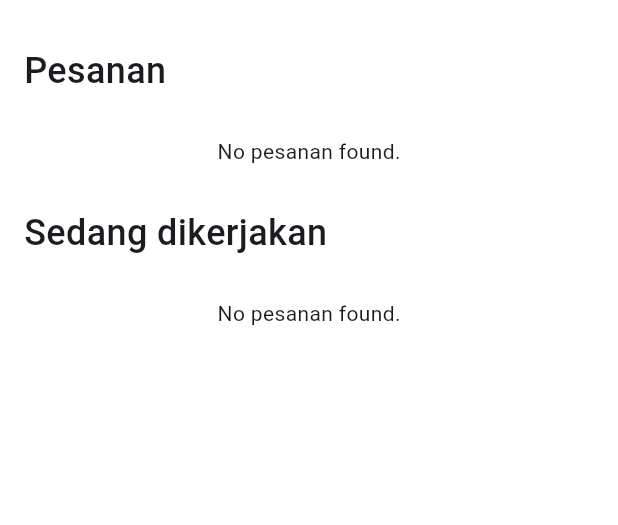
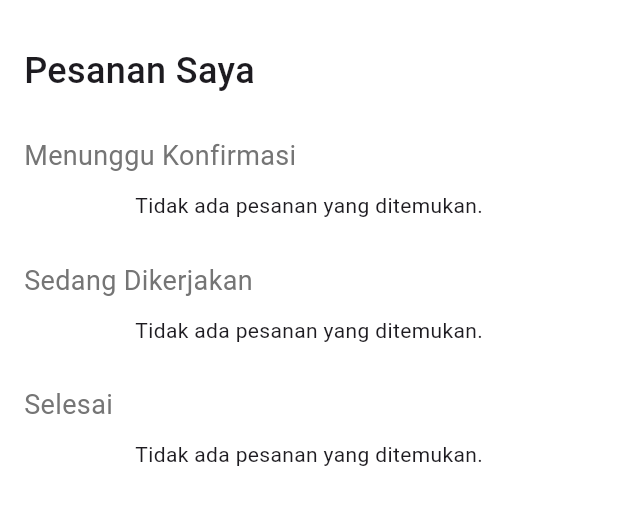
Before and after one commit to Argonaut-ss/Green, a Flutter app: the PesananList screen opened directly, on a phone screen of 412 x 824 dp, the part 63-588 px from its top. Run offline on Flutter 3.47's test engine with Material 3 defaults, Android fonts, the phone set to English and light mode, and no system bars; our stand-ins replace cloud_firestore, firebase_auth, firebase_core, flutter_map, geocoding, google_sign_in and 2 more; missing offline and left inert: flutter_map_cancellable_tile_provider; accounts and stored records are empty.

Commit message:
fix: list pesanan

```diff
--- a/green_app/lib/Pages/pesanan_list.dart
+++ b/green_app/lib/Pages/pesanan_list.dart
@@ -3,6 +3,7 @@ import 'package:flutter/material.dart';
 import 'package:green_app/Custom/pesanan_card.dart';
 import 'package:green_app/Theme/colors.dart';
 import 'package:firebase_core/firebase_core.dart';
+import 'package:firebase_auth/firebase_auth.dart';
 
 class PesananList extends StatefulWidget {
   final void Function(Map<String, dynamic> article)? onPesananTap;
@@ -15,10 +16,25 @@ class PesananList extends StatefulWidget {
 class _PesananListState extends State<PesananList> {
   Stream<QuerySnapshot> _getPesananStream([String? category]) {
     var collection = FirebaseFirestore.instance.collection('pesanan');
+
+    // Get current user ID
+    User? currentUser = FirebaseAuth.instance.currentUser;
+    String? userId = currentUser?.uid;
+
+    if (userId == null) {
+      // If no user is logged in, return empty stream
+      return Stream.empty();
+    }
+
+    // Start with user filter
+    Query query = collection.where('userId', isEqualTo: userId);
+
+    // Add category filter if provided
     if (category != null && category.isNotEmpty) {
-      return collection.where('status', isEqualTo: category).snapshots();
+      query = query.where('status', isEqualTo: category);
     }
-    return collection.snapshots();
+
+    return query.snapshots();
   }
 
   Widget buildPesananList(Stream<QuerySnapshot> stream) {
@@ -31,8 +47,15 @@ class _PesananListState extends State<PesananList> {
         if (snapshot.connectionState == ConnectionState.waiting) {
           return Center(child: CircularProgressIndicator());
         }
+
+        // Check if user is logged in
+        User? currentUser = FirebaseAuth.instance.currentUser;
+        if (currentUser == null) {
+          return Center(child: Text('Silakan login terlebih dahulu untuk melihat pesanan Anda.'));
+        }
+
         if (!snapshot.hasData || snapshot.data!.docs.isEmpty) {
-          return Center(child: Text('No pesanan found.'));
+          return Center(child: Text('Tidak ada pesanan yang ditemukan.'));
         }
         final docs = snapshot.data!.docs;
         return ListView.builder(
@@ -88,13 +111,19 @@ class _PesananListState extends State<PesananList> {
             child: Column(
               crossAxisAlignment: CrossAxisAlignment.start,
               children: [
-                Text("Pesanan", style: TextStyle(fontSize: 24, fontWeight: FontWeight.w500)),
+                Text("Pesanan Saya", style: TextStyle(fontSize: 24, fontWeight: FontWeight.w500)),
                 const SizedBox(height: 27),
+                Text("Menunggu Konfirmasi", style: TextStyle(fontSize: 18, fontWeight: FontWeight.w400, color: Colors.grey[600])),
+                const SizedBox(height: 10),
                 buildPesananList(_getPesananStream('Menunggu Konfirmasi')),
                 const SizedBox(height: 27),
-                Text("Sedang dikerjakan", style: TextStyle(fontSize: 24, fontWeight: FontWeight.w500)),
+                Text("Sedang Dikerjakan", style: TextStyle(fontSize: 18, fontWeight: FontWeight.w400, color: Colors.grey[600])),
+                const SizedBox(height: 10),
+                buildPesananList(_getPesananStream('Sedang Dikerjakan')),
                 const SizedBox(height: 27),
-                buildPesananList(_getPesananStream('Sedang Dikerjakan')),
+                Text("Selesai", style: TextStyle(fontSize: 18, fontWeight: FontWeight.w400, color: Colors.grey[600])),
+                const SizedBox(height: 10),
+                buildPesananList(_getPesananStream('Selesai')),
               ],
             ),
           ),
--- a/green_app/lib/controller.dart
+++ b/green_app/lib/controller.dart
@@ -125,6 +125,7 @@ class AddPesananAPI {
         final String status = 'Menunggu Konfirmasi';
         await _firestore.collection('pesanan').add({
           'userId': user.uid,
+          'createdAt': FieldValue.serverTimestamp(),
           'namaPesanan': namaPesanan,
           'alamat': alamat,
           'jasa': jasa,
```
